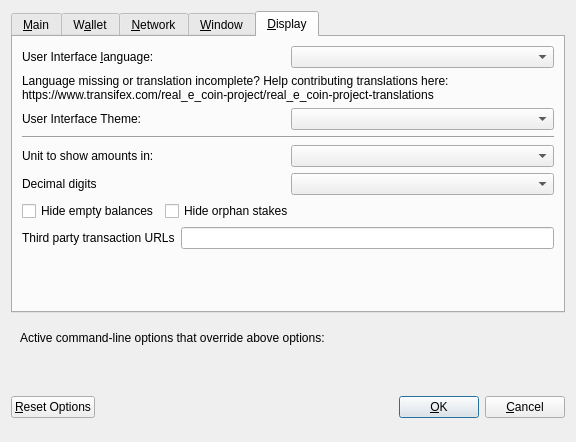
Before: the Qt Designer form src/qt/forms/optionsdialog.ui in Real-E-Coin/REC, drawn with Qt 5.
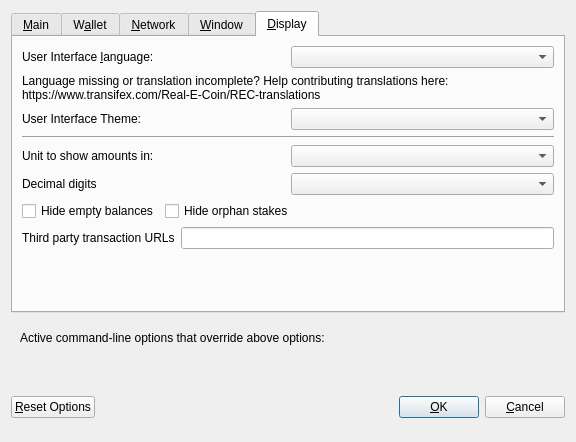
After: the same form once the commit is applied. The open tabs and pages were chosen to show the change. Custom widgets are drawn as their Qt base class.

What changed in the file:
```diff
--- a/src/qt/forms/optionsdialog.ui
+++ b/src/qt/forms/optionsdialog.ui
@@ -428,7 +428,7 @@
          </property>
          <property name="text">
           <string>Language missing or translation incomplete? Help contributing translations here:
-https://www.transifex.com/real_e_coin-project/real_e_coin-project-translations</string>
+https://www.transifex.com/Real-E-Coin/REC-translations</string>
          </property>
          <property name="wordWrap">
           <bool>true</bool>
```
